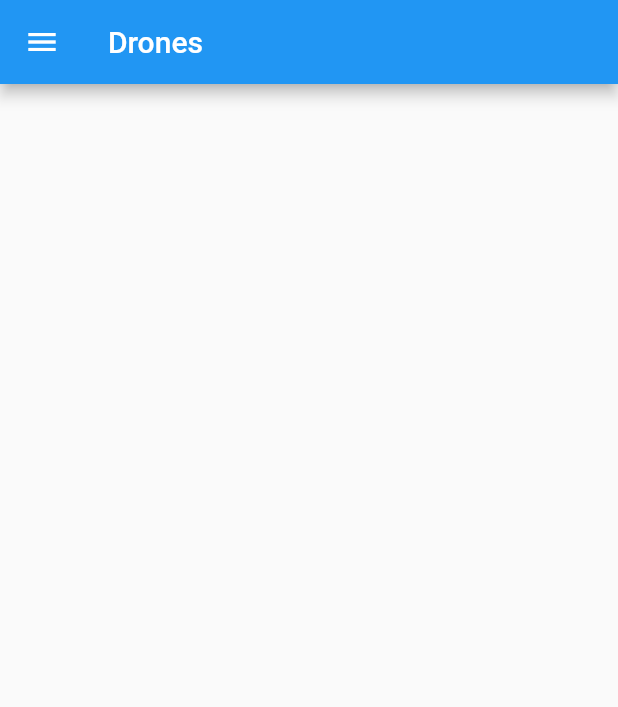
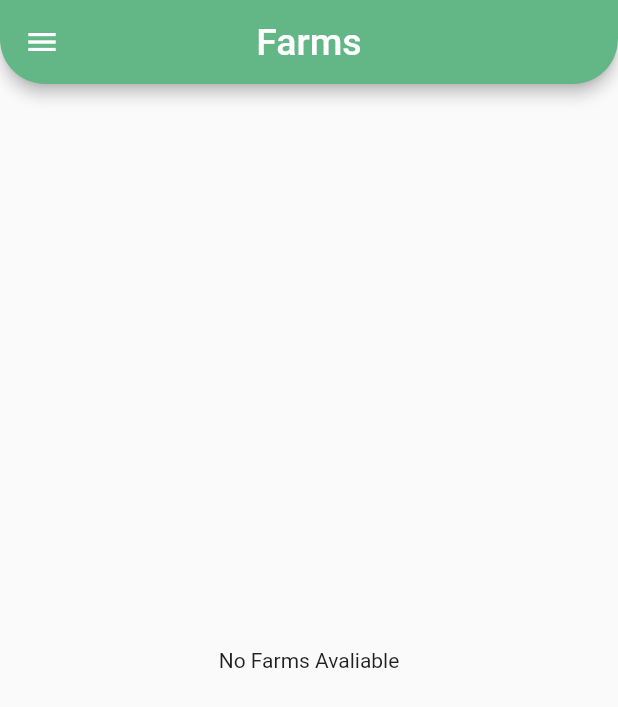
Before and after one commit to DusanTodorovic5/DemeterHuawei, a Flutter app: the screen it shows after launch, on a phone screen of 412 x 824 dp. Shown: the top 707 px of the screen. Run offline on Flutter 3.47's test engine with Material 2 defaults, Android fonts, the phone set to English and light mode, and no system bars; missing offline and left inert: dart:ffi.

Commit message:
feat: unified look

```diff
--- a/lib/main.dart
+++ b/lib/main.dart
@@ -6,26 +6,58 @@ import 'package:demeter_huawei/pages/weather_page.dart';
 import 'package:flutter/material.dart';
 
 void main() {
-  runApp(const MyApp());
+  runApp(MyApp());
 }
 
+Map<int, Color> color = const {
+  50: Color.fromRGBO(99, 183, 134, .0),
+  100: Color.fromRGBO(99, 183, 134, .1),
+  200: Color.fromRGBO(99, 183, 134, .2),
+  300: Color.fromRGBO(99, 183, 134, .3),
+  400: Color.fromRGBO(99, 183, 134, .4),
+  500: Color.fromRGBO(99, 183, 134, .5),
+  600: Color.fromRGBO(99, 183, 134, .6),
+  700: Color.fromRGBO(99, 183, 134, .7),
+  800: Color.fromRGBO(99, 183, 134, .8),
+  900: Color.fromRGBO(99, 183, 134, .9),
+};
+
 class MyApp extends StatelessWidget {
-  const MyApp({super.key});
+  MyApp({super.key});
 
   @override
   Widget build(BuildContext context) {
     return MaterialApp(
       title: 'Flutter Demo',
       theme: ThemeData(
-        primarySwatch: Colors.blue,
+        primarySwatch: MaterialColor(
+          const Color.fromARGB(255, 99, 183, 134).value,
+          color,
+        ),
+        appBarTheme: AppBarTheme(
+          toolbarTextStyle: Theme.of(context)
+              .textTheme
+              .apply(
+                bodyColor: Colors.white,
+                displayColor: Colors.white,
+              )
+              .bodyText2,
+          titleTextStyle: Theme.of(context)
+              .textTheme
+              .apply(
+                bodyColor: Colors.white,
+                displayColor: Colors.white,
+              )
+              .headline6,
+        ),
       ),
       initialRoute: '/Farms',
       routes: {
-        '/Farms': (context) => const FarmsListPage(),
-        '/Logs': (context) => const LogsPage(),
-        '/Weather': (context) => const WeatherPage(),
-        '/Preferences': (context) => const PreferencesPage(),
-        '/Drones': (context) => const DronesListPage(),
+        '/Farms': (context) => FarmsListPage(),
+        '/Logs': (context) => LogsPage(),
+        '/Weather': (context) => WeatherPage(),
+        '/Preferences': (context) => PreferencesPage(),
+        '/Drones': (context) => DronesListPage(),
       },
     );
   }
--- a/lib/pages/drones_list.dart
+++ b/lib/pages/drones_list.dart
@@ -1,5 +1,7 @@
 import 'package:demeter_huawei/widgets/drawer_widget.dart';
 import 'package:flutter/material.dart';
+
+import '../widgets/app_bar.dart';
 
 class DronesListPage extends StatefulWidget {
   const DronesListPage({super.key});
@@ -15,9 +17,7 @@ class _DronesListPageState extends State<DronesListPage> {
       drawer: Drawer(
         child: DrawerWidget(),
       ),
-      appBar: AppBar(
-        title: const Text("Drones"),
-      ),
+      appBar: const CustomAppBar(text: "Drones"),
       body: Center(),
     );
   }
--- a/lib/pages/farms_list.dart
+++ b/lib/pages/farms_list.dart
@@ -1,24 +1,65 @@
+import 'package:demeter_huawei/classes/farm.dart';
+import 'package:demeter_huawei/widgets/app_bar.dart';
 import 'package:demeter_huawei/widgets/drawer_widget.dart';
 import 'package:flutter/material.dart';
 
 class FarmsListPage extends StatefulWidget {
-  const FarmsListPage({super.key});
+  FarmsListPage({super.key});
 
   @override
   State<FarmsListPage> createState() => _FarmsListPageState();
+  List<Farm> farms = [];
+
+  Future<List<Farm>> loadFarms() async {
+    return [];
+  }
 }
 
 class _FarmsListPageState extends State<FarmsListPage> {
+  late Future<List<Farm>> farms_future = widget.loadFarms();
   @override
   Widget build(BuildContext context) {
     return Scaffold(
       drawer: Drawer(
         child: DrawerWidget(),
       ),
-      appBar: AppBar(
-        title: const Text("Drones"),
+      appBar: const CustomAppBar(text: "Farms"),
+      body: FutureBuilder<List<Farm>>(
+        future: farms_future,
+        builder: ((context, snapshot) {
+          if (snapshot.hasError) {
+            return Center(
+              child: Text(snapshot.error.toString()),
+            );
+          } else if (snapshot.hasData) {
+            if (snapshot.data!.isEmpty) {
+              return const Center(
+                child: Padding(
+                  padding: EdgeInsets.all(8.0),
+                  child: Text(
+                    "No Farms Avaliable",
+                  ),
+                ),
+              );
+            }
+            return ListView(
+              children: snapshot.data!
+                  .map(
+                    (e) => renderFarm(e),
+                  )
+                  .toList(),
+            );
+          } else {
+            return const Center(
+              child: CircularProgressIndicator(),
+            );
+          }
+        }),
       ),
-      body: Center(),
     );
   }
+
+  Widget renderFarm(Farm farm) {
+    return Text(farm.name);
+  }
 }
--- a/lib/pages/logs_page.dart
+++ b/lib/pages/logs_page.dart
@@ -1,5 +1,7 @@
 import 'package:demeter_huawei/widgets/drawer_widget.dart';
 import 'package:flutter/material.dart';
+
+import '../widgets/app_bar.dart';
 
 class LogsPage extends StatefulWidget {
   const LogsPage({super.key});
@@ -15,9 +17,7 @@ class _LogsPageState extends State<LogsPage> {
       drawer: Drawer(
         child: DrawerWidget(),
       ),
-      appBar: AppBar(
-        title: const Text("Drones"),
-      ),
+      appBar: const CustomAppBar(text: "Logs"),
       body: Center(),
     );
   }
--- a/lib/pages/preferences_page.dart
+++ b/lib/pages/preferences_page.dart
@@ -1,5 +1,7 @@
 import 'package:demeter_huawei/widgets/drawer_widget.dart';
 import 'package:flutter/material.dart';
+
+import '../widgets/app_bar.dart';
 
 class PreferencesPage extends StatefulWidget {
   const PreferencesPage({super.key});
@@ -15,9 +17,7 @@ class _PreferencesPageState extends State<PreferencesPage> {
       drawer: Drawer(
         child: DrawerWidget(),
       ),
-      appBar: AppBar(
-        title: const Text("Drones"),
-      ),
+      appBar: const CustomAppBar(text: "Preferences"),
       body: Center(),
     );
   }
--- a/lib/pages/weather_page.dart
+++ b/lib/pages/weather_page.dart
@@ -1,3 +1,4 @@
+import 'package:demeter_huawei/widgets/app_bar.dart';
 import 'package:demeter_huawei/widgets/drawer_widget.dart';
 import 'package:flutter/material.dart';
 
@@ -15,9 +16,7 @@ class _WeatherPageState extends State<WeatherPage> {
       drawer: Drawer(
         child: DrawerWidget(),
       ),
-      appBar: AppBar(
-        title: const Text("Drones"),
-      ),
+      appBar: const CustomAppBar(text: "Weather"),
       body: Center(),
     );
   }
--- /dev/null
+++ b/lib/widgets/app_bar.dart
@@ -0,0 +1,29 @@
+import 'package:flutter/material.dart';
+
+class CustomAppBar extends StatelessWidget with PreferredSizeWidget {
+  const CustomAppBar({super.key, required this.text});
+
+  final String text;
+
+  @override
+  Widget build(BuildContext context) {
+    return AppBar(
+      centerTitle: true,
+      title: Text(
+        text,
+        style: const TextStyle(
+          fontSize: 25,
+        ),
+      ),
+      shape: const RoundedRectangleBorder(
+        borderRadius: BorderRadius.vertical(
+          bottom: Radius.circular(30),
+        ),
+      ),
+      iconTheme: const IconThemeData(color: Colors.white),
+    );
+  }
+
+  @override
+  Size get preferredSize => Size.fromHeight(kToolbarHeight);
+}
```
